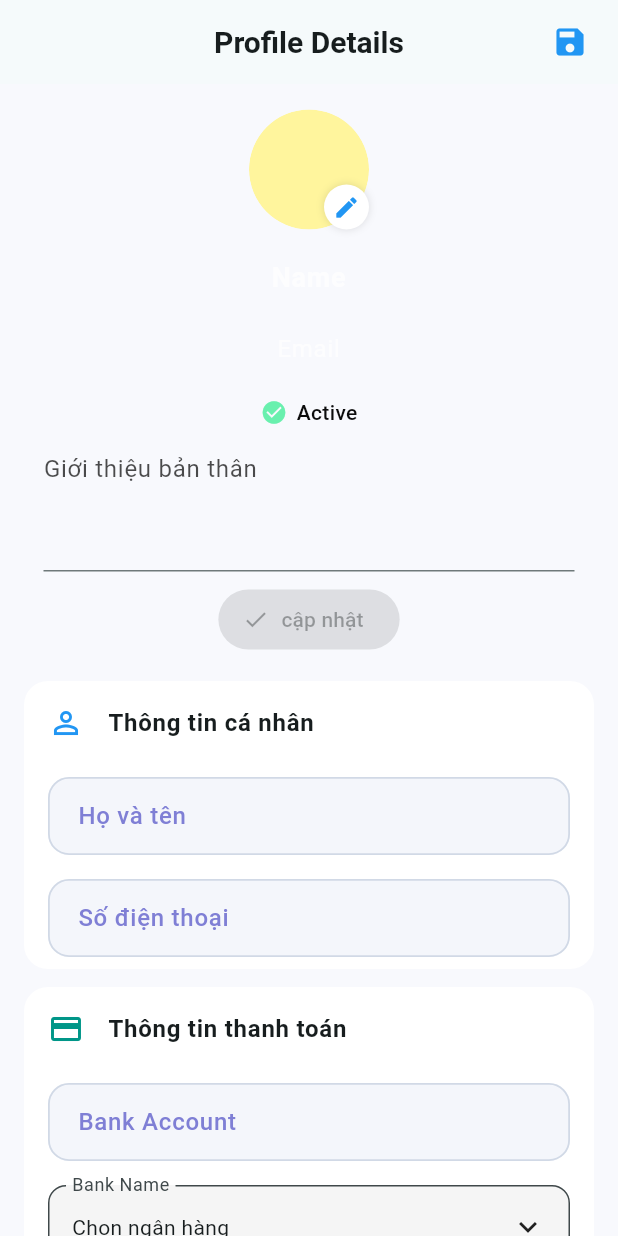
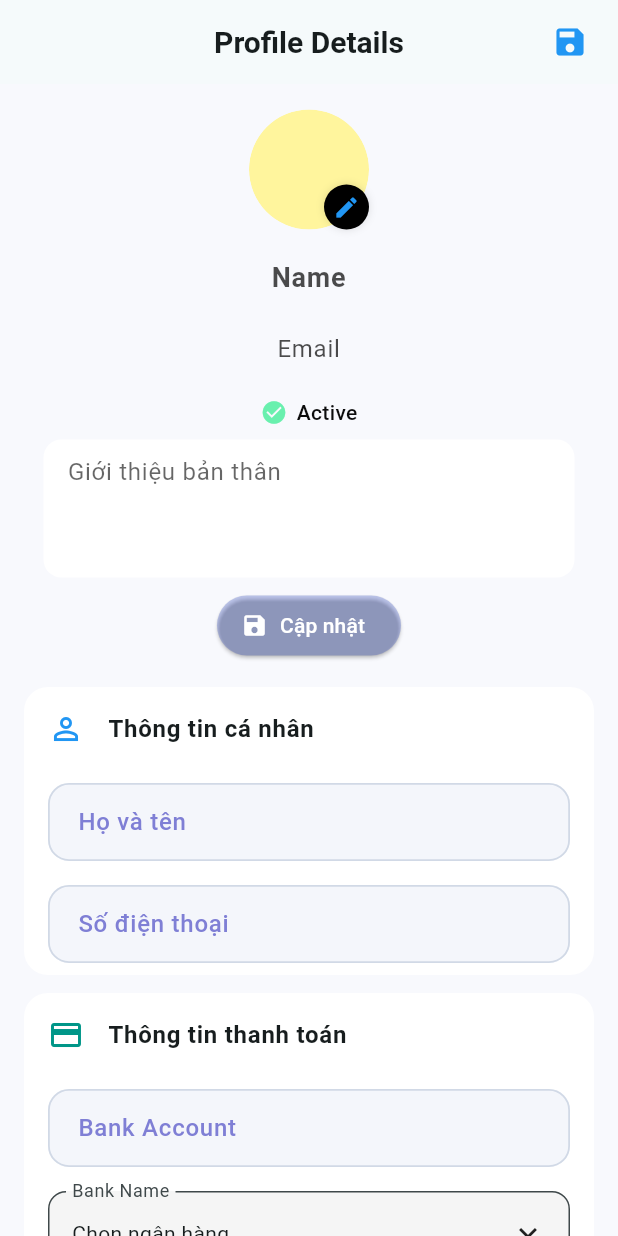
Before and after one commit to GFA25SE101-GroupTrip/GroupTrip_Mobile, a Flutter app: the ProfileDetailScreen screen opened by its route, on a phone screen of 412 x 824 dp. Run offline on Flutter 3.47's test engine with Material 3 defaults, Android fonts, the phone set to English and light mode, and no system bars; our stand-ins replace dio, flutter_dotenv, flutter_riverpod, flutter_secure_storage, go_router, google_sign_in and 2 more; accounts and stored records are empty; network calls fail.

Commit message:
Done update profile

```diff
--- a/group_trip/lib/features/profile/presentation/profile_detail_screen.dart
+++ b/group_trip/lib/features/profile/presentation/profile_detail_screen.dart
@@ -24,12 +24,7 @@ class _ProfileDetailScreenState extends ConsumerState<ProfileDetailScreen> {
   final TextEditingController bankNameCtrl = TextEditingController();
   File? _avatarFile;
   bool _isSaving = false;
-
-  @override
-  void initState() {
-    super.initState();
-    // initialize with empty or persisted values later
-  }
+  bool _didInitControllers = false;
 
   @override
   void dispose() {
@@ -73,8 +68,8 @@ class _ProfileDetailScreenState extends ConsumerState<ProfileDetailScreen> {
       }
     }
 
-    // Always try to update profile on server (bio may be empty but backend can handle)
-    try {
+    if(bioCtrl.text.isNotEmpty){
+     try {
       final profileNotifier = ref.read(profileNotifierProvider.notifier);
       await profileNotifier.updateUserProfile(bioCtrl.text, imageUrl);
       // ignore: avoid_print
@@ -92,6 +87,8 @@ class _ProfileDetailScreenState extends ConsumerState<ProfileDetailScreen> {
         _isSaving = false;
       }
     }
+    }
+
   }
 
   Future<String?> _showBankPicker() async {
@@ -276,12 +273,11 @@ class _ProfileDetailScreenState extends ConsumerState<ProfileDetailScreen> {
   @override
   Widget build(BuildContext context) {
     final profileView = ref.watch(profileViewProvider);
-    final profileState = ref.watch(profileNotifierProvider);
 
-    // Initialize controllers with current profile data
-    nameCtrl.text = profileView?.displayName ?? '';
-    emailCtrl.text = profileView?.displayName ?? '';
-    bioCtrl.text = profileView?.bio ?? '';
+    // IMPORTANT: do not set controller.text here — build() is called often
+    // (for example after picking an image) and setting controllers inside
+    // build will overwrite user edits. Instead we keep controllers as the
+    // user-editable source and show profile values as hints in the header.
     return Scaffold(
       backgroundColor: const Color(0xFFF8F9FD),
       appBar: AppBar(
@@ -310,8 +306,13 @@ class _ProfileDetailScreenState extends ConsumerState<ProfileDetailScreen> {
                           try {
                             final profileNotifier = ref.read(profileNotifierProvider.notifier);
                             // Use existing remote imageUrl if any; uploading handled separately via avatar save
-                            final currentImageUrl = ref.read(profileViewProvider)?.imageUrl ?? '';
-                            await profileNotifier.updateUserProfile(bioCtrl.text, currentImageUrl);
+                            await profileNotifier.updateUserInformation(
+                              profileView?.userID ?? '',
+                              usernameCtrl.text,
+                              phoneCtrl.text,
+                              bankAccountCtrl.text,
+                              bankNameCtrl.text,
+                            );
                             ScaffoldMessenger.of(context).showSnackBar(
                               const SnackBar(content: Text('Thông tin cá nhân đã được cập nhật')),
                             );
@@ -410,7 +411,7 @@ class _ProfileDetailScreenState extends ConsumerState<ProfileDetailScreen> {
                   ),
                   _inputField(
                     usernameCtrl,
-                    profileView?.displayName ?? "Họ và tên",
+                    profileView?.fullname ?? "Họ và tên",
                   ),
                   _inputField(phoneCtrl, "Số điện thoại"),
                 ],
--- a/group_trip/lib/features/profile/presentation/profile_screen.dart
+++ b/group_trip/lib/features/profile/presentation/profile_screen.dart
@@ -236,6 +236,9 @@ class ProfileScreen extends ConsumerWidget {
 
                 // Invalidate cached user provider so UI updates
                 ref.invalidate(userFromStorageProvider);
+                // Also clear profile data cached in providers so profile view updates
+                ref.invalidate(profileNotifierProvider);
+                ref.invalidate(profileViewProvider);
 
                 // Navigate to login
                 context.push('/');
--- a/group_trip/lib/features/profile/presentation/widgets/profile_header.dart
+++ b/group_trip/lib/features/profile/presentation/widgets/profile_header.dart
@@ -32,24 +32,33 @@ class ProfileHeader extends ConsumerWidget {
     return Container(
       margin: const EdgeInsets.all(7),
       padding: const EdgeInsets.symmetric(vertical: 6, horizontal: 6),
-      decoration: BoxDecoration(
-      ),
+      decoration: BoxDecoration(),
       child: Column(
         children: [
           Stack(
             children: [
               if (avatarFile != null)
                 ClipOval(
-                  child: Image.file(avatarFile!, width: 80, height: 80, fit: BoxFit.cover),
+                  child: Image.file(
+                    avatarFile!,
+                    width: 80,
+                    height: 80,
+                    fit: BoxFit.cover,
+                  ),
                 )
               else if (avatarUrl != null && avatarUrl!.trim().isNotEmpty)
                 // avatarUrl may be a remote http(s) URL or a local file path (file:// or absolute path).
                 // Prefer NetworkImage for http(s), otherwise use FileImage to avoid passing file:/// to Image.network.
                 () {
                   final uri = Uri.tryParse(avatarUrl!);
-                  final isRemote = uri != null && (uri.scheme == 'http' || uri.scheme == 'https');
+                  final isRemote =
+                      uri != null &&
+                      (uri.scheme == 'http' || uri.scheme == 'https');
                   final isFileUri = uri != null && uri.scheme == 'file';
-                  final looksLikeLocalPath = !isRemote && (avatarUrl!.startsWith('/') || RegExp(r'^[A-Za-z]:\\').hasMatch(avatarUrl!));
+                  final looksLikeLocalPath =
+                      !isRemote &&
+                      (avatarUrl!.startsWith('/') ||
+                          RegExp(r'^[A-Za-z]:\\').hasMatch(avatarUrl!));
 
                   final trimmed = avatarUrl!.trim();
                   // ignore: avoid_print
@@ -63,7 +72,9 @@ class ProfileHeader extends ConsumerWidget {
                         fit: BoxFit.cover,
                         errorBuilder: (ctx, err, st) {
                           // ignore: avoid_print
-                          print('❌ Image.network(header) failed for $trimmed: $err');
+                          print(
+                            '❌ Image.network(header) failed for $trimmed: $err',
+                          );
                           return NameAvatar(name: nameCtrl.text, size: 80);
                         },
                       ),
@@ -76,7 +87,12 @@ class ProfileHeader extends ConsumerWidget {
                     }
                     try {
                       return ClipOval(
-                        child: Image.file(File(path), width: 80, height: 80, fit: BoxFit.cover),
+                        child: Image.file(
+                          File(path),
+                          width: 80,
+                          height: 80,
+                          fit: BoxFit.cover,
+                        ),
                       );
                     } catch (e) {
                       // ignore: avoid_print
@@ -88,7 +104,7 @@ class ProfileHeader extends ConsumerWidget {
                   }
                 }()
               else
-                NameAvatar(name: nameCtrl.text, size: 80),
+                NameAvatar(name: state?.displayName ?? nameCtrl.text, size: 80),
               Positioned(
                 bottom: 0,
                 right: 0,
@@ -97,9 +113,11 @@ class ProfileHeader extends ConsumerWidget {
                   child: Container(
                     padding: const EdgeInsets.all(6),
                     decoration: BoxDecoration(
-                      color: Colors.white,
+                      color: const Color.fromARGB(255, 0, 0, 0),
                       shape: BoxShape.circle,
-                      boxShadow: [BoxShadow(color: Colors.black12, blurRadius: 4)],
+                      boxShadow: [
+                        BoxShadow(color: Colors.black12, blurRadius: 4),
+                      ],
                     ),
                     child: const Icon(Icons.edit, size: 18, color: Colors.blue),
                   ),
@@ -113,59 +131,120 @@ class ProfileHeader extends ConsumerWidget {
             TextField(
               controller: nameCtrl,
               textAlign: TextAlign.center,
-              style: const TextStyle(color: Color.fromARGB(255, 0, 0, 0), fontWeight: FontWeight.bold, fontSize: 18),
-              decoration: const InputDecoration(border: InputBorder.none, hintText: 'Name', hintStyle: TextStyle(color: Colors.white70)),
+              style: const TextStyle(
+                color: Color.fromARGB(255, 0, 0, 0),
+                fontWeight: FontWeight.bold,
+                fontSize: 18,
+              ),
+              decoration: InputDecoration(
+                border: InputBorder.none,
+                hintText: state?.displayName ?? 'Name',
+                hintStyle: const TextStyle(color: Color.fromARGB(179, 0, 0, 0)),
+              ),
             ),
             TextField(
               controller: emailCtrl,
               textAlign: TextAlign.center,
               style: const TextStyle(color: Color.fromARGB(179, 0, 0, 0)),
-              decoration: const InputDecoration(border: InputBorder.none, hintText: 'Email', hintStyle: TextStyle(color: Colors.white70)),
+              decoration: InputDecoration(
+                border: InputBorder.none,
+                hintText: state?.displayName ?? 'Email',
+                hintStyle: const TextStyle(color: Color.fromARGB(179, 0, 0, 0)),
+              ),
             ),
           ] else ...[
-            Text(nameCtrl.text, style: Theme.of(context).textTheme.titleMedium?.copyWith(color: const Color.fromARGB(255, 0, 0, 0), fontWeight: FontWeight.bold)),
-            Text(emailCtrl.text, style: const TextStyle(color: Color.fromARGB(179, 0, 0, 0))),
+            Text(
+              state?.displayName ?? nameCtrl.text,
+              style: Theme.of(context).textTheme.titleMedium?.copyWith(
+                color: const Color.fromARGB(255, 0, 0, 0),
+                fontWeight: FontWeight.bold,
+              ),
+            ),
+            Text(
+              state?.displayName ?? emailCtrl.text,
+              style: const TextStyle(color: Color.fromARGB(179, 0, 0, 0)),
+            ),
           ],
 
           const SizedBox(height: 8),
-          Row(mainAxisAlignment: MainAxisAlignment.center, children: const [
+          Row(
+            mainAxisAlignment: MainAxisAlignment.center,
+            children: const [
               Icon(Icons.check_circle, color: Colors.greenAccent, size: 18),
               SizedBox(width: 6),
-            Text('Active', style: TextStyle(color: Color.fromARGB(255, 12, 12, 12), fontWeight: FontWeight.w500)),
-          ]),
+              Text(
+                'Active',
+                style: TextStyle(
+                  color: Color.fromARGB(255, 12, 12, 12),
+                  fontWeight: FontWeight.w500,
+                ),
+              ),
+            ],
+          ),
 
           const SizedBox(height: 8),
 
           if (isEditing)
-            Column(children: [
+            Column(
+              children: [
                 Padding(
                   padding: const EdgeInsets.symmetric(horizontal: 8.0),
-                child: TextField(controller: bioCtrl, maxLines: 3, decoration: const InputDecoration( hintText: 'Giới thiệu bản thân', hintStyle: TextStyle(color: Color.fromARGB(179, 0, 0, 0)))),
+                  child: TextField(
+                    controller: bioCtrl,
+                    minLines: 3,
+                    maxLines: 3,
+                    style: const TextStyle(color: Colors.black87),
+                    decoration: InputDecoration(
+                      // show server bio as hint only when controller is empty
+                      hintText: bioCtrl.text.trim().isEmpty
+                          ? (state?.bio ?? 'Giới thiệu bản thân')
+                          : null,
+                      hintStyle: const TextStyle(color: Color.fromARGB(153, 0, 0, 0)),
+                      filled: true,
+                      fillColor: Colors.white,
+                      contentPadding:
+                          const EdgeInsets.symmetric(horizontal: 12, vertical: 10),
+                      border: OutlineInputBorder(
+                        borderRadius: BorderRadius.circular(12),
+                        borderSide: BorderSide.none,
+                      ),
+                    ),
+                  ),
                 ),
                 const SizedBox(height: 8),
-    if (state?.isUpdated == false)
+                if(state?.isUpdated == false)
                 ElevatedButton.icon(
                   onPressed: onSaveAvatarBio,
                   icon: const Icon(Icons.save),
                   label: const Text('Lưu ảnh & Bio'),
-        style: ElevatedButton.styleFrom(backgroundColor: const Color.fromARGB(57, 7, 41, 193), foregroundColor: Color.fromARGB(255, 255, 255, 255)),
+                  style: ElevatedButton.styleFrom(
+                    backgroundColor: const Color.fromARGB(57, 7, 41, 193),
+                    foregroundColor: Color.fromARGB(255, 255, 255, 255),
+                  ),
                 )
-    else
-      ElevatedButton.icon(
-        onPressed: null,
-        icon: const Icon(Icons.check),
-        label: const Text('cập nhật'),
-        style: ElevatedButton.styleFrom(backgroundColor: Colors.grey, foregroundColor: Color.fromARGB(255, 255, 255, 255)),
+                else ElevatedButton.icon(
+                  onPressed: onSaveAvatarBio,
+                  icon: const Icon(Icons.save),
+                  label: const Text('Cập nhật'),
+                  style: ElevatedButton.styleFrom(
+                    backgroundColor: const Color.fromARGB(57, 7, 41, 193),
+                    foregroundColor: Color.fromARGB(255, 255, 255, 255),
                   ),
-  ])
+                )
+              ],
+            )
           else
             Padding(
               padding: const EdgeInsets.all(8.0),
-              child: Text(bioCtrl.text, style: const TextStyle(color: Color.fromARGB(255, 49, 49, 49)), maxLines: 3, overflow: TextOverflow.ellipsis),
+              child: Text(
+                state?.bio ?? bioCtrl.text,
+                style: const TextStyle(color: Color.fromARGB(255, 0, 0, 0)),
+                maxLines: 3,
+                overflow: TextOverflow.ellipsis,
+              ),
             ),
         ],
       ),
     );
   }
-
 }
```
Also changed, not shown: group_trip/lib/core/api/api_client.dart (+15 -0 lines), group_trip/lib/features/auth/presentation/screens/login_screen.dart (+19 -3 lines), group_trip/lib/features/auth/presentation/screens/register_screen.dart (+6 -1 lines), group_trip/lib/features/profile/data/profile_api.dart (+63 -11 lines), group_trip/lib/features/profile/domain/profile_repository.dart (+18 -0 lines), group_trip/lib/features/profile/providers/profile_provider.dart (+22 -1 lines). Lines whose indentation alone changed are shown as unchanged.
